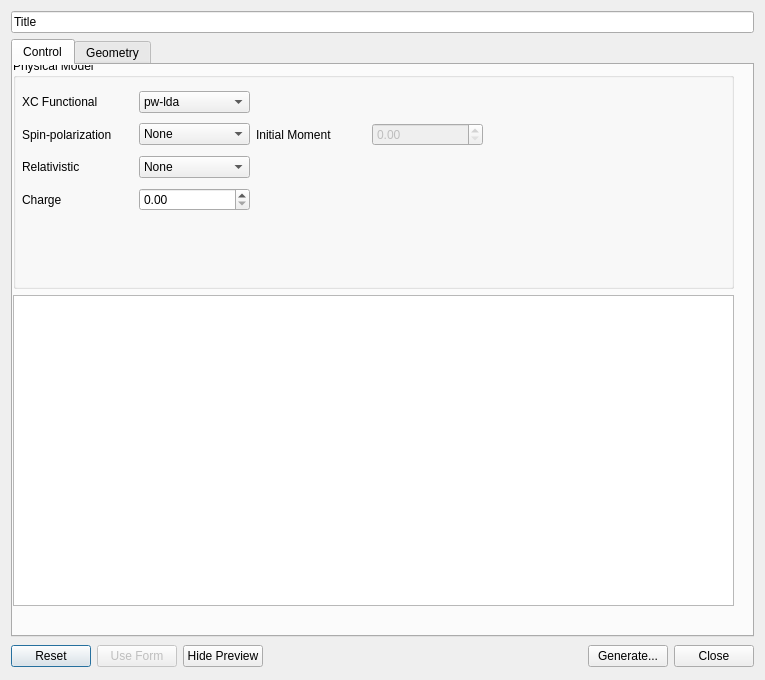
First picture: the form in libavogadro/src/extensions/quantuminput/fhiaimsinputdialog.ui, repository AlbertDeFusco/avogadro, before the edit.
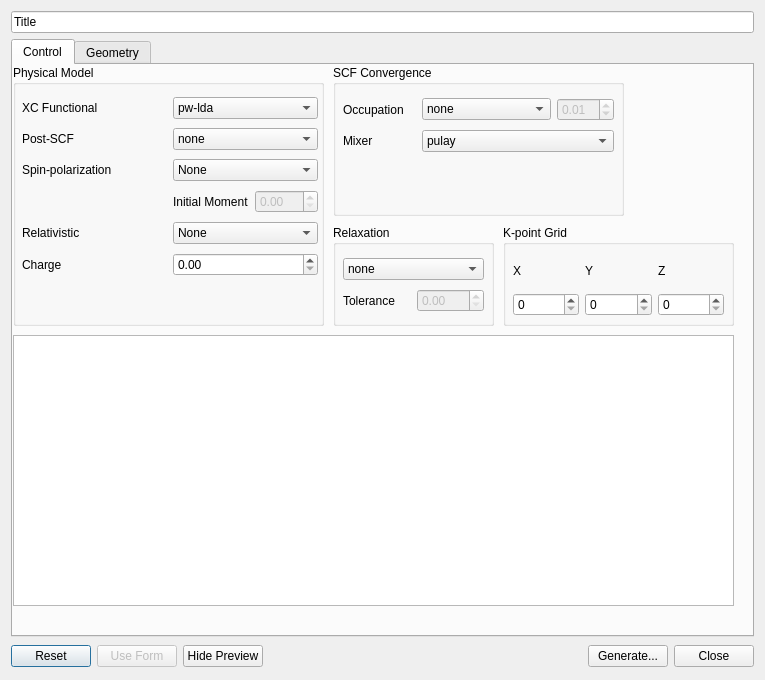
Second picture: the form after the edit.

Commit message:
Added some control.in keywords
From the very few example inputs I currently have, these appear to be
necessary/important keywords.

The next step is to add some logic to to these items.

What changed in the file:
```diff
--- a/libavogadro/src/extensions/quantuminput/fhiaimsinputdialog.ui
+++ b/libavogadro/src/extensions/quantuminput/fhiaimsinputdialog.ui
@@ -53,9 +53,9 @@
          <property name="geometry">
           <rect>
            <x>0</x>
-           <y>-7</y>
-           <width>721</width>
-           <height>231</height>
+           <y>0</y>
+           <width>311</width>
+           <height>261</height>
           </rect>
          </property>
          <property name="title">
@@ -66,8 +66,8 @@
            <rect>
             <x>9</x>
             <y>29</y>
-            <width>461</width>
-            <height>131</height>
+            <width>296</width>
+            <height>191</height>
            </rect>
           </property>
           <layout class="QGridLayout" name="gridLayout">
@@ -192,7 +192,7 @@
              </property>
             </widget>
            </item>
-           <item row="1" column="1">
+           <item row="2" column="1">
             <widget class="QComboBox" name="spinPolCombo">
              <item>
               <property name="text">
@@ -206,14 +206,14 @@
              </item>
             </widget>
            </item>
-           <item row="1" column="0">
+           <item row="2" column="0">
             <widget class="QLabel" name="spinLabel">
              <property name="text">
               <string>Spin-polarization</string>
              </property>
             </widget>
            </item>
-           <item row="2" column="1">
+           <item row="4" column="1">
             <widget class="QComboBox" name="relativityCombo">
              <item>
               <property name="text">
@@ -222,34 +222,144 @@
              </item>
             </widget>
            </item>
-           <item row="2" column="0">
+           <item row="4" column="0">
             <widget class="QLabel" name="relativityLabel">
              <property name="text">
               <string>Relativistic</string>
              </property>
             </widget>
            </item>
-           <item row="3" column="0">
+           <item row="5" column="0">
             <widget class="QLabel" name="chargeLabel">
              <property name="text">
               <string>Charge</string>
              </property>
             </widget>
            </item>
-           <item row="3" column="1">
+           <item row="5" column="1">
             <widget class="QDoubleSpinBox" name="chargeSpin"/>
            </item>
-           <item row="1" column="2">
-            <widget class="QLabel" name="momentLabel">
-             <property name="text">
-              <string>Initial Moment</string>
-             </property>
+           <item row="3" column="1">
+            <layout class="QHBoxLayout" name="horizontalLayout_3">
+             <item>
+              <widget class="QLabel" name="momentLabel">
+               <property name="text">
+                <string>Initial Moment</string>
+               </property>
+              </widget>
+             </item>
+             <item>
+              <widget class="QDoubleSpinBox" name="momentSpin">
+               <property name="enabled">
+                <bool>false</bool>
+               </property>
+              </widget>
+             </item>
+            </layout>
+           </item>
+           <item row="1" column="1">
+            <widget class="QComboBox" name="postSCFCombo">
+             <item>
+              <property name="text">
+               <string>none</string>
+              </property>
+             </item>
+             <item>
+              <property name="text">
+               <string>C6_coef</string>
+              </property>
+             </item>
+             <item>
+              <property name="text">
+               <string>hf</string>
+              </property>
+             </item>
+             <item>
+              <property name="text">
+               <string>ll_vdwdf</string>
+              </property>
+             </item>
+             <item>
+              <property name="text">
+               <string>m06</string>
+              </property>
+             </item>
+             <item>
+              <property name="text">
+               <string>m06l</string>
+              </property>
+             </item>
+             <item>
+              <property name="text">
+               <string>m06-2X</string>
+              </property>
+             </item>
+             <item>
+              <property name="text">
+               <string>mp2</string>
+              </property>
+             </item>
+             <item>
+              <property name="text">
+               <string>pbe_vdw</string>
+              </property>
+             </item>
+             <item>
+              <property name="text">
+               <string>revpbe_vdw</string>
+              </property>
+             </item>
+             <item>
+              <property name="text">
+               <string>revtpss</string>
+              </property>
+             </item>
+             <item>
+              <property name="text">
+               <string>nlcorr</string>
+              </property>
+             </item>
+             <item>
+              <property name="text">
+               <string>rpa</string>
+              </property>
+             </item>
+             <item>
+              <property name="text">
+               <string>rpa+2ox</string>
+              </property>
+             </item>
+             <item>
+              <property name="text">
+               <string>rpa+sosex</string>
+              </property>
+             </item>
+             <item>
+              <property name="text">
+               <string>rpt2</string>
+              </property>
+             </item>
+             <item>
+              <property name="text">
+               <string>tpss</string>
+              </property>
+             </item>
+             <item>
+              <property name="text">
+               <string>tpssloc</string>
+              </property>
+             </item>
+             <item>
+              <property name="text">
+               <string>xyg3</string>
+              </property>
+             </item>
             </widget>
            </item>
-           <item row="1" column="3">
-            <widget class="QDoubleSpinBox" name="momentSpin">
-             <property name="enabled">
-              <bool>false</bool>
+           <item row="1" column="0">
+            <widget class="QLabel" name="label_10">
+             <property name="text">
+              <string>Post-SCF</string>
              </property>
             </widget>
            </item>
@@ -263,9 +373,9 @@
          <property name="geometry">
           <rect>
            <x>0</x>
-           <y>230</y>
+           <y>270</y>
            <width>721</width>
-           <height>311</height>
+           <height>271</height>
           </rect>
          </property>
          <property name="sizePolicy">
@@ -277,7 +387,7 @@
          <property name="minimumSize">
           <size>
            <width>0</width>
-           <height>300</height>
+           <height>200</height>
           </size>
          </property>
          <property name="font">
@@ -293,6 +403,213 @@
           <bool>false</bool>
          </property>
         </widget>
+        <widget class="QGroupBox" name="groupBox">
+         <property name="geometry">
+          <rect>
+           <x>320</x>
+           <y>0</y>
+           <width>291</width>
+           <height>151</height>
+          </rect>
+         </property>
+         <property name="title">
+          <string>SCF Convergence</string>
+         </property>
+         <widget class="QWidget" name="gridLayoutWidget_2">
+          <property name="geometry">
+           <rect>
+            <x>10</x>
+            <y>30</y>
+            <width>271</width>
+            <height>61</height>
+           </rect>
+          </property>
+          <layout class="QGridLayout" name="gridLayout_3">
+           <item row="0" column="0">
+            <widget class="QLabel" name="label_6">
+             <property name="text">
+              <string>Occupation</string>
+             </property>
+            </widget>
+           </item>
+           <item row="1" column="1">
+            <widget class="QComboBox" name="mixerCombo">
+             <item>
+              <property name="text">
+               <string>pulay</string>
+              </property>
+             </item>
+             <item>
+              <property name="text">
+               <string>linear</string>
+              </property>
+             </item>
+             <item>
+              <property name="text">
+               <string>broyden</string>
+              </property>
+             </item>
+            </widget>
+           </item>
+           <item row="1" column="0">
+            <widget class="QLabel" name="label_7">
+             <property name="text">
+              <string>Mixer</string>
+             </property>
+            </widget>
+           </item>
+           <item row="0" column="1">
+            <layout class="QHBoxLayout" name="horizontalLayout_4">
+             <item>
+              <widget class="QComboBox" name="occCombo">
+               <item>
+                <property name="text">
+                 <string>none</string>
+                </property>
+               </item>
+               <item>
+                <property name="text">
+                 <string>gaussian</string>
+                </property>
+               </item>
+               <item>
+                <property name="text">
+                 <string>methfessel-paxton</string>
+                </property>
+               </item>
+               <item>
+                <property name="text">
+                 <string>fermi</string>
+                </property>
+               </item>
+              </widget>
+             </item>
+             <item>
+              <widget class="QDoubleSpinBox" name="occWidthSpin">
+               <property name="enabled">
+                <bool>false</bool>
+               </property>
+               <property name="singleStep">
+                <double>0.010000000000000</double>
+               </property>
+               <property name="value">
+                <double>0.010000000000000</double>
+               </property>
+              </widget>
+             </item>
+            </layout>
+           </item>
+          </layout>
+         </widget>
+        </widget>
+        <widget class="QGroupBox" name="groupBox_3">
+         <property name="geometry">
+          <rect>
+           <x>320</x>
+           <y>160</y>
+           <width>161</width>
+           <height>101</height>
+          </rect>
+         </property>
+         <property name="title">
+          <string>Relaxation</string>
+         </property>
+         <widget class="QWidget" name="gridLayoutWidget_3">
+          <property name="geometry">
+           <rect>
+            <x>10</x>
+            <y>30</y>
+            <width>141</width>
+            <height>61</height>
+           </rect>
+          </property>
+          <layout class="QGridLayout" name="gridLayout_4">
+           <item row="1" column="1">
+            <widget class="QDoubleSpinBox" name="relaxationTolSpin">
+             <property name="enabled">
+              <bool>false</bool>
+             </property>
+            </widget>
+           </item>
+           <item row="0" column="0" colspan="2">
+            <widget class="QComboBox" name="relaxationCombo">
+             <item>
+              <property name="text">
+               <string>none</string>
+              </property>
+             </item>
+             <item>
+              <property name="text">
+               <string>bfgs</string>
+              </property>
+             </item>
+            </widget>
+           </item>
+           <item row="1" column="0">
+            <widget class="QLabel" name="label_5">
+             <property name="text">
+              <string>Tolerance</string>
+             </property>
+            </widget>
+           </item>
+          </layout>
+         </widget>
+        </widget>
+        <widget class="QGroupBox" name="groupBox_4">
+         <property name="geometry">
+          <rect>
+           <x>490</x>
+           <y>160</y>
+           <width>231</width>
+           <height>101</height>
+          </rect>
+         </property>
+         <property name="title">
+          <string>K-point Grid</string>
+         </property>
+         <widget class="QWidget" name="gridLayoutWidget_4">
+          <property name="geometry">
+           <rect>
+            <x>10</x>
+            <y>30</y>
+            <width>211</width>
+            <height>61</height>
+           </rect>
+          </property>
+          <layout class="QGridLayout" name="gridLayout_5">
+           <item row="1" column="2">
+            <widget class="QSpinBox" name="gridZSpin"/>
+           </item>
+           <item row="1" column="1">
+            <widget class="QSpinBox" name="gridYSpin"/>
+           </item>
+           <item row="1" column="0">
+            <widget class="QSpinBox" name="gridXSpin"/>
+           </item>
+           <item row="0" column="0">
+            <widget class="QLabel" name="label_4">
+             <property name="text">
+              <string>X</string>
+             </property>
+            </widget>
+           </item>
+           <item row="0" column="1">
+            <widget class="QLabel" name="label_8">
+             <property name="text">
+              <string>Y</string>
+             </property>
+            </widget>
+           </item>
+           <item row="0" column="2">
+            <widget class="QLabel" name="label_9">
+             <property name="text">
+              <string>Z</string>
+             </property>
+            </widget>
+           </item>
+          </layout>
+         </widget>
+        </widget>
        </widget>
        <widget class="QWidget" name="geomTab">
         <attribute name="title">
```
The commit also changes 2 other files.
